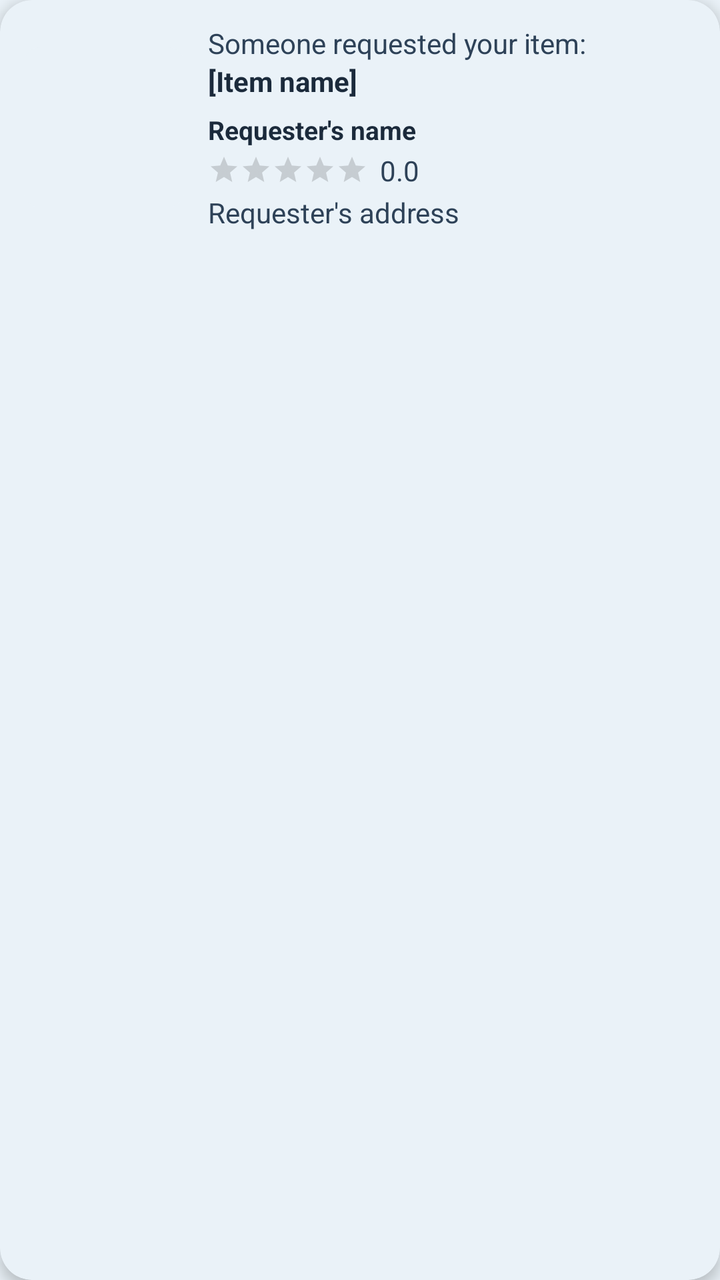
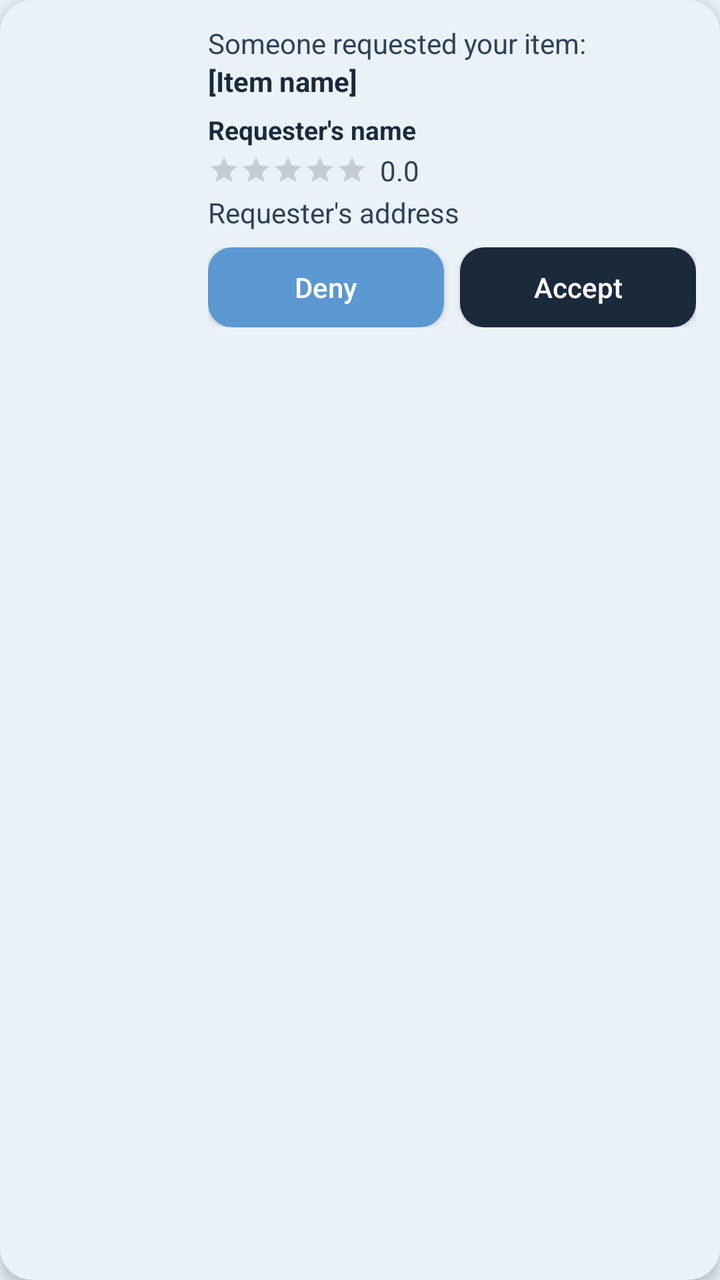

Compare the two renders of this Android layout. The source of the first and the diff that turns it into the second are given below.
<!-- AndroidManifest.xml: application theme Theme.YipShare -->
<!-- res/layout/item_notificacion.xml -->
<?xml version="1.0" encoding="utf-8"?>
<androidx.cardview.widget.CardView
    xmlns:android="http://schemas.android.com/apk/res/android"
    xmlns:app="http://schemas.android.com/apk/res-auto"
    xmlns:tools="http://schemas.android.com/tools"
    android:layout_width="match_parent"
    android:layout_height="wrap_content"
    android:layout_marginBottom="12dp"
    app:cardCornerRadius="16dp"
    app:cardElevation="4dp"
    app:cardBackgroundColor="@color/color_tarjeta">

    <LinearLayout
        android:layout_width="match_parent"
        android:layout_height="wrap_content"
        android:orientation="horizontal"
        android:padding="12dp"
        android:gravity="center_vertical">

        <ImageView
            android:id="@+id/iv_imagen_publicacion"
            android:layout_width="80dp"
            android:layout_height="80dp"
            android:scaleType="centerCrop"
            android:background="@drawable/bg_placeholder_imagen"
            android:contentDescription="@string/imagen_publicacion" />

        <LinearLayout
            android:layout_width="0dp"
            android:layout_height="wrap_content"
            android:layout_weight="1"
            android:orientation="vertical"
            android:layout_marginStart="12dp">

            <TextView
                android:id="@+id/tv_mensaje_solicitud"
                style="@style/TextBody"
                android:layout_width="match_parent"
                android:layout_height="wrap_content"
                android:text="@string/notif_solicitud" />

            <TextView
                android:id="@+id/tv_nombre_articulo"
                style="@style/TextTitle"
                android:layout_width="match_parent"
                android:layout_height="wrap_content"
                android:textSize="14sp"
                android:maxLines="1"
                android:ellipsize="end"
                android:text="@string/tv_articulo_codigo" />

            <TextView
                android:id="@+id/tv_solicitante"
                style="@style/TextTitle"
                android:layout_width="match_parent"
                android:layout_height="wrap_content"
                android:layout_marginTop="6dp"
                android:textSize="13sp"
                android:text="@string/notif_solicitante" />

            <LinearLayout
                android:layout_width="wrap_content"
                android:layout_height="wrap_content"
                android:orientation="horizontal"
                android:gravity="center_vertical"
                android:layout_marginTop="2dp">

                <RatingBar
                    android:id="@+id/rb_calificacion_solicitante"
                    style="@style/Widget.AppCompat.RatingBar.Small"
                    android:layout_width="wrap_content"
                    android:layout_height="wrap_content"
                    android:numStars="5"
                    android:stepSize="0.5"
                    android:isIndicator="true"
                    android:progressTint="@color/azul_yipshare"
                    tools:rating="4" />

                <TextView
                    android:id="@+id/tv_calificacion_solicitante"
                    style="@style/TextBody"
                    android:layout_width="wrap_content"
                    android:layout_height="wrap_content"
                    android:layout_marginStart="6dp"
                    android:text="@string/placeholder_calificacion" />
            </LinearLayout>

            <TextView
                android:id="@+id/tv_direccion_solicitante"
                style="@style/TextBody"
                android:layout_width="match_parent"
                android:layout_height="wrap_content"
                android:layout_marginTop="2dp"
                android:maxLines="2"
                android:ellipsize="end"
                android:text="@string/notif_direccion" />

        </LinearLayout>

    </LinearLayout>

</androidx.cardview.widget.CardView>
<!-- resources referenced by this layout -->
<resources>
  <color name="azul_yipshare">#1B2A3B</color>
  <color name="color_tarjeta">#EAF2F8</color>
  <!-- drawable bg_placeholder_imagen (drawable) -->
  <?xml version="1.0" encoding="utf-8"?>
  <shape xmlns:android="http://schemas.android.com/apk/res/android"
      android:shape="rectangle">
      <solid android:color="@color/input_fondo" />
      <corners android:radius="8dp" />
  </shape>
  <string name="imagen_publicacion">Post image</string>
  <string name="notif_direccion">Requester\'s address</string>
  <string name="notif_solicitante">Requester\'s name</string>
  <string name="notif_solicitud">Someone requested your item:</string>
  <string name="placeholder_calificacion" translatable="false">0.0</string>
  <string name="tv_articulo_codigo">[Item name]</string>
  <style name="TextBody">
          <item name="android:textColor">@color/texto_secundario</item>
          <item name="android:textSize">14sp</item>
      </style>
  <style name="TextTitle">
          <item name="android:textColor">@color/azul_yipshare</item>
          <item name="android:textSize">18sp</item>
          <item name="android:textStyle">bold</item>
      </style>
  <style name="Theme.YipShare" parent="Theme.AppCompat.DayNight.NoActionBar">
          <item name="android:windowBackground">@color/fondo_pantalla</item>
      </style>
  <color name="input_fondo">#EAF2F8</color>
  <color name="texto_secundario">#2E4258</color>
  <color name="fondo_pantalla">#EAF2F8</color>
</resources>

<!-- the commit's change to res/layout/item_notificacion.xml (unified diff, before → after) -->
@@ -51,6 +51,7 @@
 
             <TextView
                 android:id="@+id/tv_solicitante"
+                android:background="?attr/selectableItemBackground"
                 style="@style/TextTitle"
                 android:layout_width="match_parent"
                 android:layout_height="wrap_content"
@@ -59,10 +60,12 @@
                 android:text="@string/notif_solicitante" />
 
             <LinearLayout
+                android:id="@+id/layout_calificacion_solicitante"
                 android:layout_width="wrap_content"
                 android:layout_height="wrap_content"
                 android:orientation="horizontal"
                 android:gravity="center_vertical"
+                android:background="?attr/selectableItemBackground"
                 android:layout_marginTop="2dp">
 
                 <RatingBar
@@ -95,6 +98,33 @@
                 android:ellipsize="end"
                 android:text="@string/notif_direccion" />
 
+            <LinearLayout
+                android:layout_width="match_parent"
+                android:layout_height="wrap_content"
+                android:orientation="horizontal"
+                android:layout_marginTop="8dp">
+
+                <Button
+                    android:id="@+id/btn_denegar_solicitud"
+                    style="@style/ButtonSecundary"
+                    android:layout_width="0dp"
+                    android:layout_height="40dp"
+                    android:layout_weight="1"
+                    android:layout_marginEnd="4dp"
+                    android:textSize="14sp"
+                    android:text="@string/btn_denegar" />
+
+                <Button
+                    android:id="@+id/btn_aceptar_solicitud"
+                    style="@style/ButtonPrimary"
+                    android:layout_width="0dp"
+                    android:layout_height="40dp"
+                    android:layout_weight="1"
+                    android:layout_marginStart="4dp"
+                    android:textSize="14sp"
+                    android:text="@string/btn_aceptar" />
+            </LinearLayout>
+
         </LinearLayout>
 
     </LinearLayout>
<!-- resource entries referenced after the edit -->
@@ -9,12 +9,30 @@
       <solid android:color="@color/input_fondo" />
       <corners android:radius="8dp" />
   </shape>
+  <string name="btn_aceptar">Accept</string>
+  <string name="btn_denegar">Deny</string>
   <string name="imagen_publicacion">Post image</string>
   <string name="notif_direccion">Requester\'s address</string>
   <string name="notif_solicitante">Requester\'s name</string>
   <string name="notif_solicitud">Someone requested your item:</string>
   <string name="placeholder_calificacion" translatable="false">0.0</string>
   <string name="tv_articulo_codigo">[Item name]</string>
+  <style name="ButtonPrimary">
+          <item name="android:layout_width">match_parent</item>
+          <item name="android:layout_height">52dp</item>
+          <item name="android:background">@drawable/bg_button_primary</item>
+          <item name="android:textColor">#FFFFFF</item>
+          <item name="android:textSize">16sp</item>
+          <item name="android:textAllCaps">false</item>
+      </style>
+  <style name="ButtonSecundary">
+          <item name="android:layout_width">match_parent</item>
+          <item name="android:layout_height">52dp</item>
+          <item name="android:background">@drawable/bg_button_secundary</item>
+          <item name="android:textColor">#FFFFFF</item>
+          <item name="android:textSize">16sp</item>
+          <item name="android:textAllCaps">false</item>
+      </style>
   <style name="TextBody">
           <item name="android:textColor">@color/texto_secundario</item>
           <item name="android:textSize">14sp</item>
@@ -28,7 +46,22 @@
           <item name="android:windowBackground">@color/fondo_pantalla</item>
       </style>
   <color name="input_fondo">#EAF2F8</color>
+  <!-- drawable bg_button_primary (drawable) -->
+  <?xml version="1.0" encoding="utf-8"?>
+  <shape xmlns:android="http://schemas.android.com/apk/res/android"
+      android:shape="rectangle">
+      <solid android:color="@color/azul_yipshare" />
+      <corners android:radius="12dp" />
+  </shape>
+  <!-- drawable bg_button_secundary (drawable) -->
+  <?xml version="1.0" encoding="utf-8"?>
+  <shape xmlns:android="http://schemas.android.com/apk/res/android"
+      android:shape="rectangle">
+      <solid android:color="@color/input_stroke" />
+      <corners android:radius="12dp" />
+  </shape>
   <color name="texto_secundario">#2E4258</color>
   <color name="fondo_pantalla">#EAF2F8</color>
+  <color name="input_stroke">#5B97D1</color>
 </resources>
 
